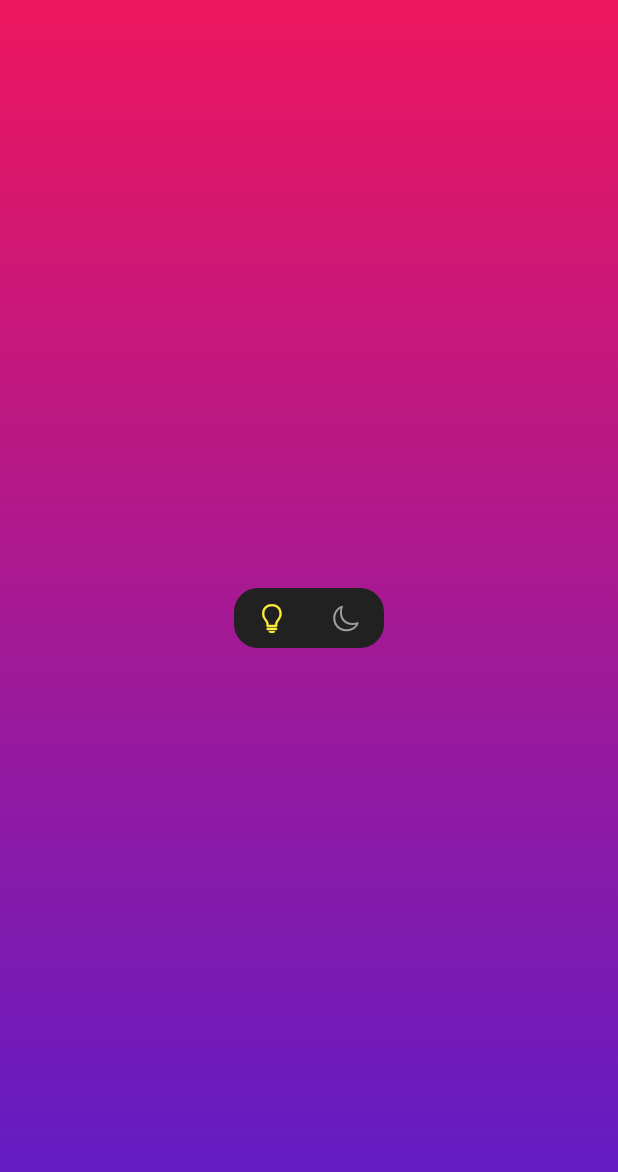
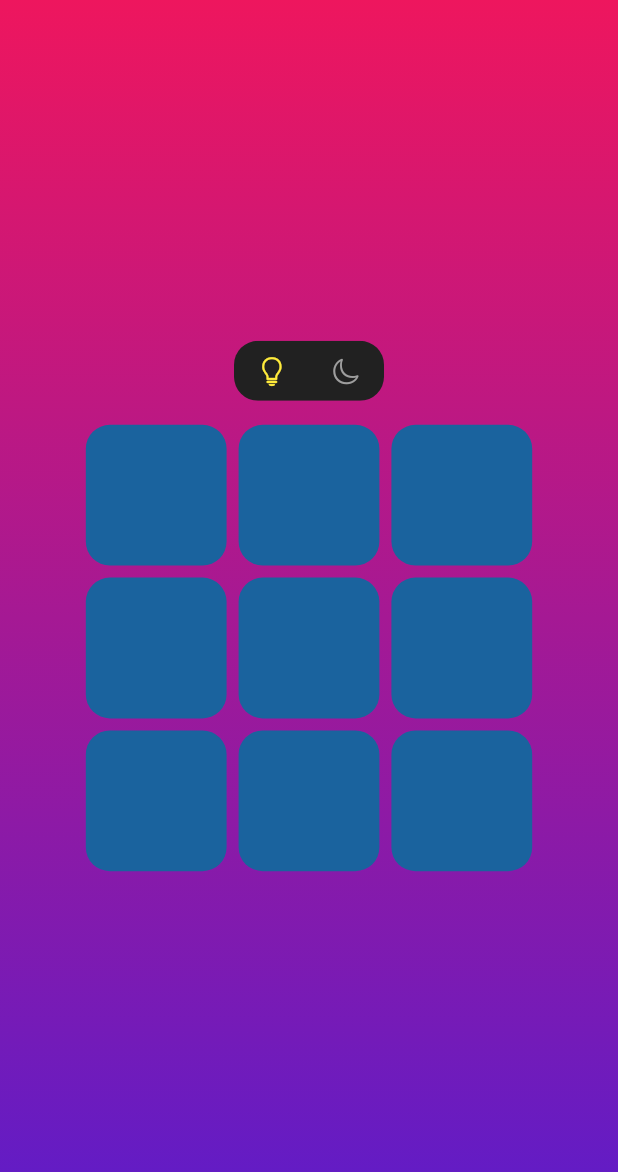
Before and after one commit to 7kOz/TikTacToe, a Flutter app: the screen it shows after launch, on a phone screen of 412 x 824 dp. Shown: the top 1172 px of the screen. Run offline on Flutter 3.47's test engine with Material 2 defaults, Android fonts, the light colour scheme and no system bars; our stand-ins replace get.

Commit message:
game screen & game logic added

```diff
--- a/lib/screens/tiktactoe_screen.dart
+++ b/lib/screens/tiktactoe_screen.dart
@@ -1,6 +1,7 @@
 import 'package:flutter/material.dart';
 import 'package:get/get.dart';
 import 'package:tiktactoezzz/controllers/game_controller.dart';
+import 'package:tiktactoezzz/ui/widgets/game_widget.dart';
 import 'package:tiktactoezzz/ui/widgets/theme_button.dart';
 
 class TikTacToeScreen extends StatelessWidget {
@@ -44,6 +45,7 @@ class TikTacToeScreen extends StatelessWidget {
                   crossAxisAlignment: CrossAxisAlignment.center,
                   children: [
                     ThemeButton(),
+                    GameWidget(),
                   ],
                 );
               },
--- /dev/null
+++ b/lib/ui/widgets/game_widget.dart
@@ -0,0 +1,58 @@
+import 'package:flutter/material.dart';
+import 'package:get/get.dart';
+import 'package:tiktactoezzz/controllers/game_controller.dart';
+
+class GameWidget extends StatelessWidget {
+  GameWidget({Key? key}) : super(key: key);
+  GameController gameController = Get.put(GameController());
+  @override
+  Widget build(BuildContext context) {
+    return Column(
+      children: [
+        Visibility(
+          visible: gameController.gameOver == false,
+          child: Container(
+            width: Get.width * 0.8,
+            height: Get.height * 0.4,
+            child: GridView.count(
+              crossAxisCount: gameController.game.boardlength ~/ 3,
+              padding: const EdgeInsets.all(16),
+              mainAxisSpacing: 8,
+              crossAxisSpacing: 8,
+              children: List.generate(gameController.game.boardlength, (index) {
+                return GetBuilder<GameController>(builder: (gameController) {
+                  return InkWell(
+                    splashColor: Colors.transparent,
+                    splashFactory: NoSplash.splashFactory,
+                    onTap: gameController.gameOver == false
+                        ? () {
+                            gameController.setValueToLastValue(index);
+                          }
+                        : () {},
+                    child: Container(
+                      height: gameController.game.blockSize,
+                      width: gameController.game.blockSize,
+                      decoration: BoxDecoration(
+                          color: context.theme.cardColor,
+                          borderRadius: BorderRadius.circular(16)),
+                      child: Center(
+                        child: Text(
+                          gameController.game.board![index],
+                          style: TextStyle(
+                              color: gameController.game.board![index] == 'X'
+                                  ? context.theme.errorColor
+                                  : context.theme.hintColor,
+                              fontSize: 60),
+                        ),
+                      ),
+                    ),
+                  );
+                });
+              }),
+            ),
+          ),
+        ),
+      ],
+    );
+  }
+}
```
Also changed, not shown: lib/controllers/game_controller.dart (+69 -0 lines).
